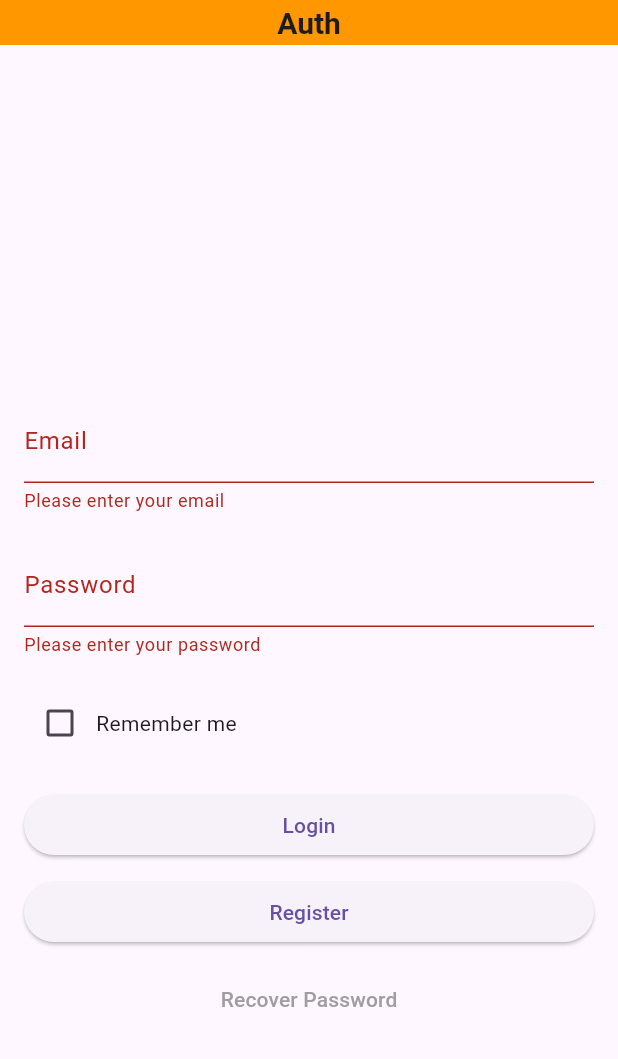
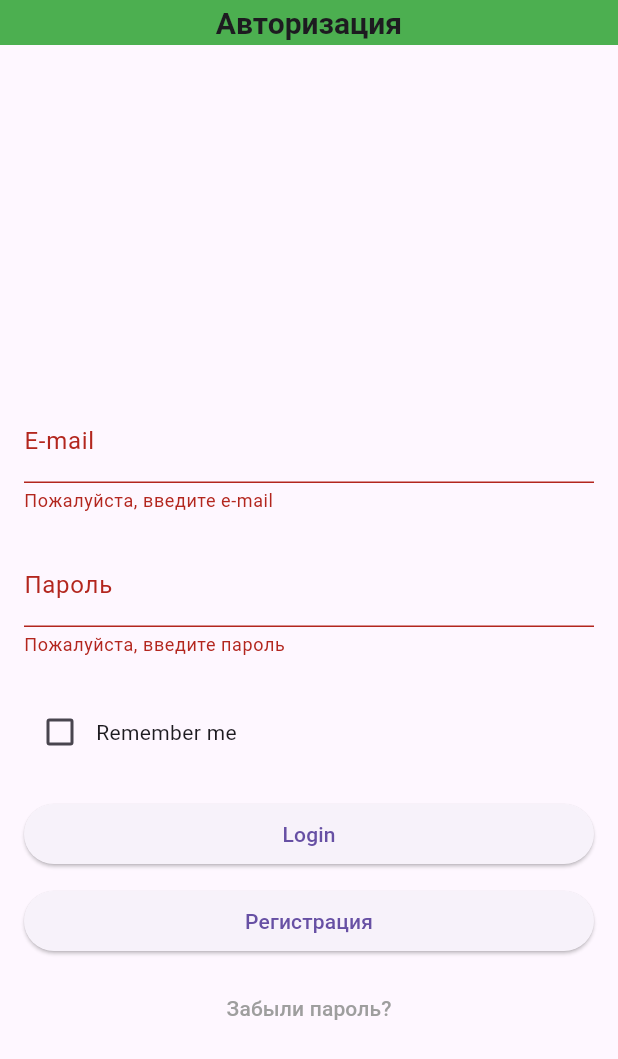
Before and after one commit to FaerGun/Pcs, a Flutter app: the screen it shows after launch, after a tap on "Login", on a phone screen of 412 x 824 dp. Shown: the top 1059 px of the screen. Run offline on Flutter 3.47's test engine with Material 3 defaults, Android fonts, the phone set to English and light mode, and no system bars.

Commit message:
Update main.dart
2.5

```diff
--- a/lib/main.dart
+++ b/lib/main.dart
@@ -8,7 +8,7 @@ class MyApp extends StatelessWidget {
   @override
   Widget build(BuildContext context) {
     return MaterialApp(
-      title: 'Authentication Page',
+      title: 'Страница авторизации',
       theme: ThemeData(
         primarySwatch: Colors.blue,
       ),
@@ -36,11 +36,11 @@ class _AuthPageState extends State<AuthPage> {
           height: 50,
           alignment: Alignment.center,
           child: Text(
-            'Auth',
+            'Авторизация',
             style: TextStyle(fontWeight: FontWeight.bold, fontSize: 20),
           ),
         ),
-        backgroundColor: Colors.orange,
+        backgroundColor: Colors.green,
         toolbarHeight: 30,
       ),
       body: Center(
@@ -55,10 +55,10 @@ class _AuthPageState extends State<AuthPage> {
                 child: Column(
                   children: [
                     TextFormField(
-                      decoration: InputDecoration(labelText: 'Email'),
+                      decoration: InputDecoration(labelText: 'E-mail'),
                       validator: (value) {
                         if (value == null || value.isEmpty) {
-                          return 'Please enter your email';
+                          return 'Пожалуйста, введите e-mail';
                         }
                         return null;
                       },
@@ -68,11 +68,11 @@ class _AuthPageState extends State<AuthPage> {
                     ),
                     SizedBox(height: 20),
                     TextFormField(
-                      decoration: InputDecoration(labelText: 'Password'),
+                      decoration: InputDecoration(labelText: 'Пароль'),
                       obscureText: true,
                       validator: (value) {
                         if (value == null || value.isEmpty) {
-                          return 'Please enter your password';
+                          return 'Пожалуйста, введите пароль';
                         }
                         return null;
                       },
@@ -80,7 +80,7 @@ class _AuthPageState extends State<AuthPage> {
                         _password = value;
                       },
                     ),
-                    SizedBox(height: 20),
+                    SizedBox(height: 26),
                     Row(
                       children: [
                         Checkbox(
@@ -102,7 +102,7 @@ class _AuthPageState extends State<AuthPage> {
                           if (_formKey.currentState!.validate()) {
 
                             ScaffoldMessenger.of(context).showSnackBar(
-                              SnackBar(content: Text('Logging in...')),
+                              SnackBar(content: Text('Авторизация')),
                             );
                           }
                         },
@@ -116,25 +116,25 @@ class _AuthPageState extends State<AuthPage> {
                         onPressed: () {
 
                           ScaffoldMessenger.of(context).showSnackBar(
-                            SnackBar(content: Text('Navigating to Register...')),
+                            SnackBar(content: Text('Навигация регистрации...')),
                           );
                         },
-                        child: Text('Register'),
+                        child: Text('Регистрация'),
                         style: ElevatedButton.styleFrom(
                         ),
                       ),
                     ),
-                    SizedBox(height: 10), // Отступ перед текстовой кнопкой
+                    SizedBox(height: 10),
                     TextButton(
                       onPressed: () {
 
                         ScaffoldMessenger.of(context).showSnackBar(
-                          SnackBar(content: Text('Navigating to Recover Password...')),
+                          SnackBar(content: Text('Навигация по замене пароля...')),
                         );
                       },
                       child: Text(
-                        'Recover Password',
-                        style: TextStyle(color: Colors.grey), // Цвет текста
+                        'Забыли пароль?',
+                        style: TextStyle(color: Colors.grey),
                       ),
                     ),
                   ],
```
